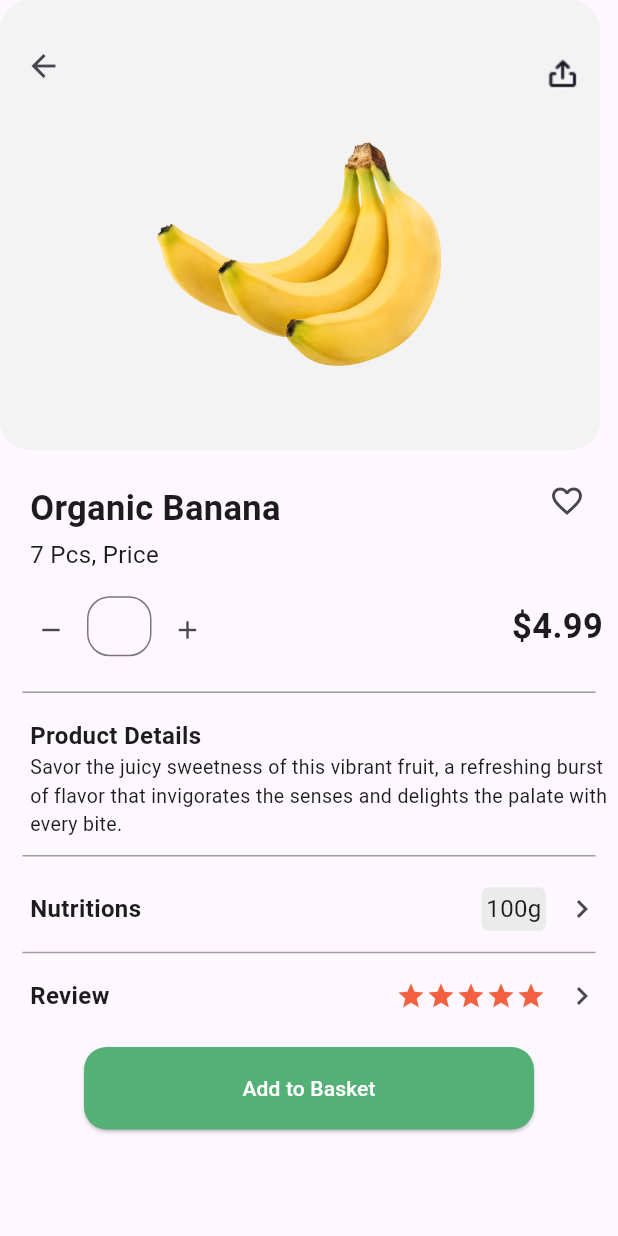
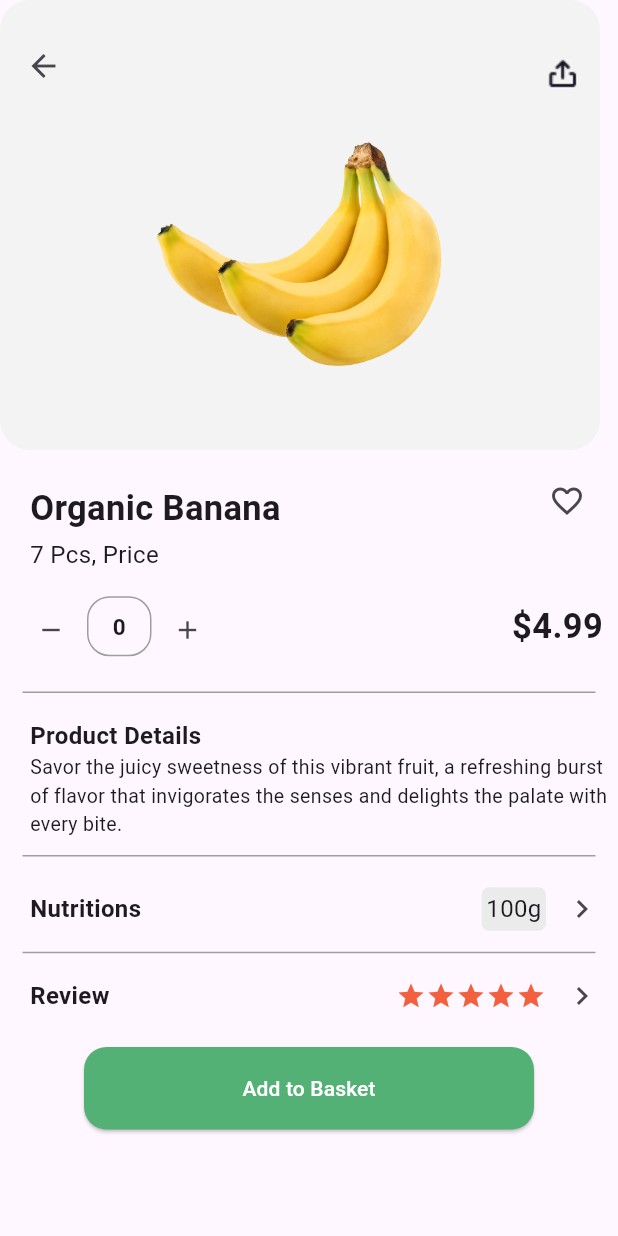
Before and after one commit to SyedEbad902/Grocery-App, a Flutter app: the screen it shows after launch, after a tap on "Get Started", after a tap on the "add" icon, on a phone screen of 412 x 824 dp. Run offline on Flutter 3.47's test engine with Material 3 defaults, Android fonts, the phone set to English and light mode, and no system bars; our stand-ins replace get, google_nav_bar.

Commit message:
favourite screen added

```diff
--- /dev/null
+++ b/devtools_options.yaml
@@ -0,0 +1,3 @@
+description: This file stores settings for Dart & Flutter DevTools.
+documentation: https://docs.flutter.dev/tools/devtools/extensions#configure-extension-enablement-states
+extensions:
--- a/lib/controller/bottom_nav_controller.dart
+++ b/lib/controller/bottom_nav_controller.dart
@@ -2,6 +2,8 @@ import "package:flutter/material.dart";
 import "package:get/get.dart";
 import "package:grocery_app/screens/explore_view.dart";
 import "package:grocery_app/screens/home_screen.dart";
+
+import "../screens/favorite_screen.dart";
 
 class BottomNavBarController {
   RxInt index = 0.obs;
@@ -9,7 +11,7 @@ class BottomNavBarController {
     const HomeScreen(),
     const ExploreView(),
     const Scaffold(),
-    const Scaffold(),
+    const FavoriteScreen(),
     const Scaffold(),
   ];
 }
--- a/lib/main.dart
+++ b/lib/main.dart
@@ -3,13 +3,15 @@ import 'package:grocery_app/providers/favorite_provider.dart';
 import 'package:grocery_app/screens/splash_screen.dart';
 import 'package:provider/provider.dart';
 
+import 'providers/cart_provider.dart';
+
 void main() {
  runApp(
-    /// Providers are above [MyApp] instead of inside it, so that tests
-    /// can use [MyApp] while mocking the providers
+
     MultiProvider(
       providers: [
         ChangeNotifierProvider(create: (_) => FavoriteProvider()),
+        ChangeNotifierProvider(create: (_) => CartProvider()),
       ],
       child: const MyApp(),
     ),
--- a/lib/product-list/beverages_list.dart
+++ b/lib/product-list/beverages_list.dart
@@ -68,7 +68,7 @@ List eggsList = [
     'price': "\$4.99",
   },
   {
-    'name': "Egg Noodles",
+    'name': "Maggi",
     'amount': "3kg, Price",
     "link": "assets/images/egg6.png",
     'price': "\$4.99",
--- /dev/null
+++ b/lib/providers/cart_provider.dart
@@ -0,0 +1,40 @@
+import 'package:flutter/material.dart';
+
+class CartProvider extends ChangeNotifier {
+  // int counter = 0;
+  // void increment() {
+  //   counter++;
+  //   notifyListeners();
+  // }
+
+  // void decrement() {
+  //   if (counter > 0) counter--;
+  //   notifyListeners();
+  // }
+  // Store the quantity for each product using a Map with product IDs as keys
+  Map<dynamic, int> _productQuantities = {};
+
+  // Method to get the quantity of a product. If the product is not in the cart, return 0.
+  int getQuantity(String productId) {
+    return _productQuantities[productId] ?? 0;
+  }
+
+  // Method to increment the quantity of a specific product
+  void incrementQuantity(String productId) {
+    _productQuantities[productId] = getQuantity(productId) + 1;
+    notifyListeners();
+    print(_productQuantities);
+  }
+
+  // Method to decrement the quantity of a specific product
+  void decrementQuantity(String productId) {
+    int currentQuantity = getQuantity(productId);
+    if (currentQuantity > 0) {
+      _productQuantities[productId] = currentQuantity - 1;
+    }
+    notifyListeners();
+
+
+    print(_productQuantities);
+  }
+}
--- a/lib/screens/categories.dart
+++ b/lib/screens/categories.dart
@@ -41,7 +41,7 @@ class _SearchScreenState extends State<SearchScreen> {
             children: [
               Expanded(
                 child: GridView.builder(
-                    gridDelegate: SliverGridDelegateWithFixedCrossAxisCount(
+                    gridDelegate: const SliverGridDelegateWithFixedCrossAxisCount(
                       crossAxisCount: 2, // 2 containers in every row
                       //ecrease this value to reduce space between containers
                       mainAxisSpacing: 10.0, // space between rows
--- a/lib/screens/custome widgets/home_slider.dart
+++ b/lib/screens/custome widgets/home_slider.dart
@@ -19,7 +19,7 @@ class HomeSlider extends StatelessWidget {
               scrollDirection: Axis.horizontal,
               allowImplicitScrolling: true,
               onPageChanged: onChange,
-              physics: ClampingScrollPhysics(),
+              physics: const ClampingScrollPhysics(),
               children: [
                 Image.asset(
                   'assets/images/banner.jpg',
@@ -53,10 +53,10 @@ class HomeSlider extends StatelessWidget {
                     decoration: BoxDecoration(
                         borderRadius: BorderRadius.circular(10),
                         color: currentSlider == index
-                            ? Color.fromARGB(255, 108, 212, 144)
+                            ? const Color.fromARGB(255, 108, 212, 144)
                             : const Color.fromARGB(255, 214, 212, 212),
                         border:
-                            Border.all(color: Color.fromARGB(255, 3, 148, 8)))),
+                            Border.all(color: const Color.fromARGB(255, 3, 148, 8)))),
               ),
             ),
           ),
--- a/lib/screens/explore_view.dart
+++ b/lib/screens/explore_view.dart
@@ -48,9 +48,9 @@ class ExploreView extends StatelessWidget {
                 height: 10,
               ),
               GridView.builder(
-                physics: NeverScrollableScrollPhysics(),
+                physics: const NeverScrollableScrollPhysics(),
                 shrinkWrap: true,
-                gridDelegate: SliverGridDelegateWithFixedCrossAxisCount(
+                gridDelegate: const SliverGridDelegateWithFixedCrossAxisCount(
                   crossAxisCount: 2, // 2 containers in each row
                   crossAxisSpacing:
                       10, // No horizontal space between containers
--- a/lib/screens/navbar/gnav_bar.dart
+++ b/lib/screens/navbar/gnav_bar.dart
@@ -10,16 +10,23 @@ class GoogleNavBar extends StatelessWidget {
   Widget build(BuildContext context) {
     BottomNavBarController controller = Get.put(BottomNavBarController());
     return Scaffold(
-      bottomNavigationBar: GNav(
+        bottomNavigationBar: Container(
+          decoration: BoxDecoration(boxShadow: [
+            BoxShadow(
+                color: Colors.grey.withOpacity(0.2),
+                spreadRadius: 5,
+                blurRadius: 5,
+                offset: Offset(2, 0))
+          ]),
+          child: GNav(
             backgroundColor: Colors.white,
             color: Colors.black,
             activeColor: const Color.fromRGBO(83, 177, 117, 5),
-        padding: const EdgeInsets.symmetric(horizontal: 15, vertical: 25),
+            padding: const EdgeInsets.symmetric(horizontal: 15, vertical: 22),
             iconSize: 25,
             gap: 5,
-        duration: const Duration(milliseconds: 900),
+            duration: const Duration(milliseconds: 500),
             onTabChange: (value) {
-
               controller.index.value = value;
             },
             tabs: const [
@@ -30,7 +37,7 @@ class GoogleNavBar extends StatelessWidget {
               GButton(icon: Icons.person_2_outlined, text: "Account"),
             ],
           ),
-      body:Obx(() => controller.page[controller.index.value])
-    );
+        ),
+        body: Obx(() => controller.page[controller.index.value]));
   }
 }
--- a/lib/screens/product-data.dart
+++ b/lib/screens/product-data.dart
@@ -2,6 +2,7 @@
 // ignore_for_file: prefer_typing_uninitialized_variables
 
 import 'package:flutter/material.dart';
+import 'package:grocery_app/providers/cart_provider.dart';
 import 'package:grocery_app/providers/favorite_provider.dart';
 import 'package:provider/provider.dart';
 
@@ -10,7 +11,9 @@ class ProductData extends StatelessWidget {
   final imageUrl;
   final amount;
   final price;
-  const ProductData({super.key,required this.name,
+  const ProductData(
+      {super.key,
+      required this.name,
       required this.imageUrl,
       required this.amount,
       required this.price});
@@ -18,6 +21,7 @@ class ProductData extends StatelessWidget {
   @override
   Widget build(BuildContext context) {
     final favProvider = Provider.of<FavoriteProvider>(context);
+    final cartProvider = Provider.of<CartProvider>(context);
     return Scaffold(
       body: SafeArea(
           child: SingleChildScrollView(
@@ -86,22 +90,32 @@ class ProductData extends StatelessWidget {
                   margin: const EdgeInsets.only(right: 10, top: 10),
                   child: IconButton(
                       onPressed: () {
-                        favProvider.isFavorite({"name" :name,"link": imageUrl,"price":price ,"amount": amount});
+                        favProvider.isFavorite({
+                          "name": name,
+                          "link": imageUrl,
+                          "price": price,
+                          "amount": amount
+                        });
                       },
                       icon: favProvider.isExist({
                         "name": name,
                         "link": imageUrl,
                         "price": price,
                         "amount": amount
-                      }) ?Icon(Icons.favorite,color: Colors.red,) :Icon(Icons.favorite_border_outlined)),
+                      })
+                          ? const Icon(
+                              Icons.favorite,
+                              color: Colors.red,
+                            )
+                          : const Icon(Icons.favorite_border_outlined)),
                 )
               ],
             ),
             Container(
                 padding: const EdgeInsets.only(left: 20),
-                child:  Text(
+                child: Text(
                   amount,
-                  style: TextStyle(fontSize: 16),
+                  style: const TextStyle(fontSize: 16),
                 )),
             const SizedBox(
               height: 10,
@@ -115,7 +129,10 @@ class ProductData extends StatelessWidget {
                     Container(
                         margin: const EdgeInsets.only(left: 10, top: 5),
                         child: IconButton(
-                            onPressed: () {},
+                            onPressed: () {
+                              // cartProvider.decrement();
+                              cartProvider.decrementQuantity(name);
+                            },
                             icon: const Icon(
                               Icons.remove,
                               size: 20,
@@ -124,22 +141,40 @@ class ProductData extends StatelessWidget {
                         height: 40,
                         width: 43,
                         child: Center(
-                          child: TextField(
-                            style: const TextStyle(
-                                fontSize: 13, fontWeight: FontWeight.bold),
-                            textAlign: TextAlign.center,
-                            textAlignVertical: TextAlignVertical.center,
-                            decoration: InputDecoration(
-                              border: OutlineInputBorder(
+                          child: Container(
+                            height: 50,
+                            width: 50,
+                            decoration: BoxDecoration(
+                                // color: Colors.blue,
                                 borderRadius: BorderRadius.circular(15),
-                              ),
-                            ),
+                                border: Border.all(color: Colors.grey)),
+                            child: Center(
+                                child: Text(
+                              cartProvider.getQuantity(name).toString(),
+                              style: const TextStyle(
+                                  fontSize: 15, fontWeight: FontWeight.bold),
+                            )),
                           ),
+                          // TextField(
+                          //   readOnly: true,
+                          //   style: const TextStyle(
+                          //       fontSize: 13, fontWeight: FontWeight.bold),
+                          //   textAlign: TextAlign.center,
+                          //   textAlignVertical: TextAlignVertical.top,
+                          //   decoration: InputDecoration(
+                          //     border: OutlineInputBorder(
+                          //       borderRadius: BorderRadius.circular(15),
+                          //     ),
+                          //   ),
+                          // ),
                         )),
                     Container(
                         margin: const EdgeInsets.only(top: 5),
                         child: IconButton(
-                            onPressed: () {},
+                            onPressed: () {
+                              // cartProvider.increment();
+                              cartProvider.incrementQuantity(name);
+                            },
                             icon: const Icon(
                               Icons.add,
                               size: 20,
@@ -148,9 +183,10 @@ class ProductData extends StatelessWidget {
                 ),
                 Container(
                   margin: const EdgeInsets.only(right: 10),
-                  child:  Text(
+                  child: Text(
                     price,
-                    style: TextStyle(fontSize: 23, fontWeight: FontWeight.bold),
+                    style: const TextStyle(
+                        fontSize: 23, fontWeight: FontWeight.bold),
                   ),
                 )
               ],
```
Also changed, not shown: lib/screens/favorite_screen.dart (added, +106 -0 lines). Lines whose indentation alone changed are shown as unchanged.
